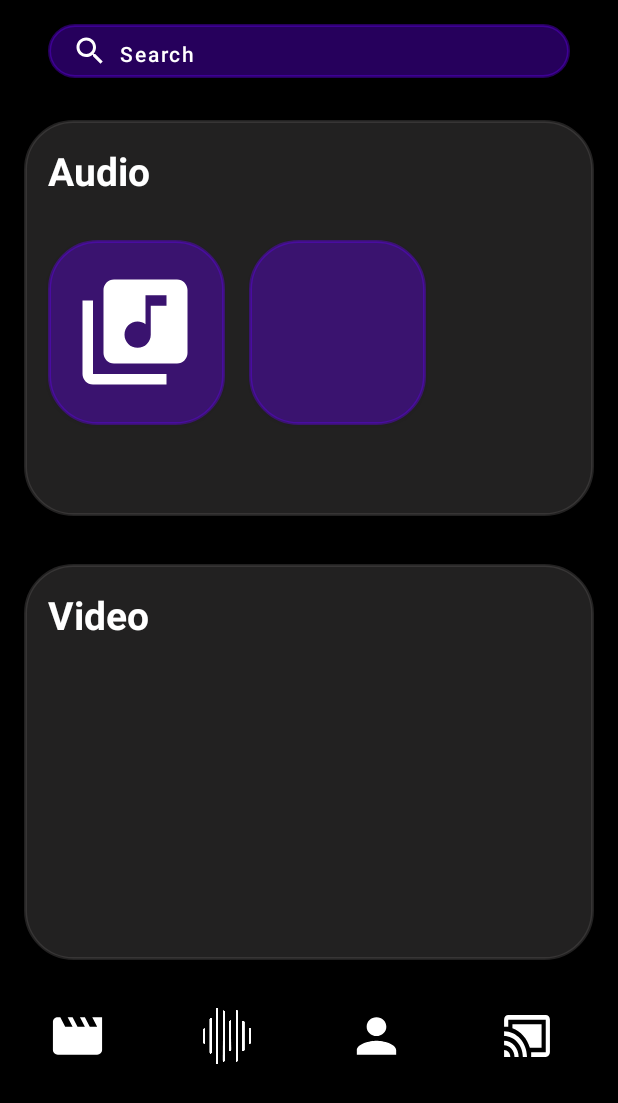
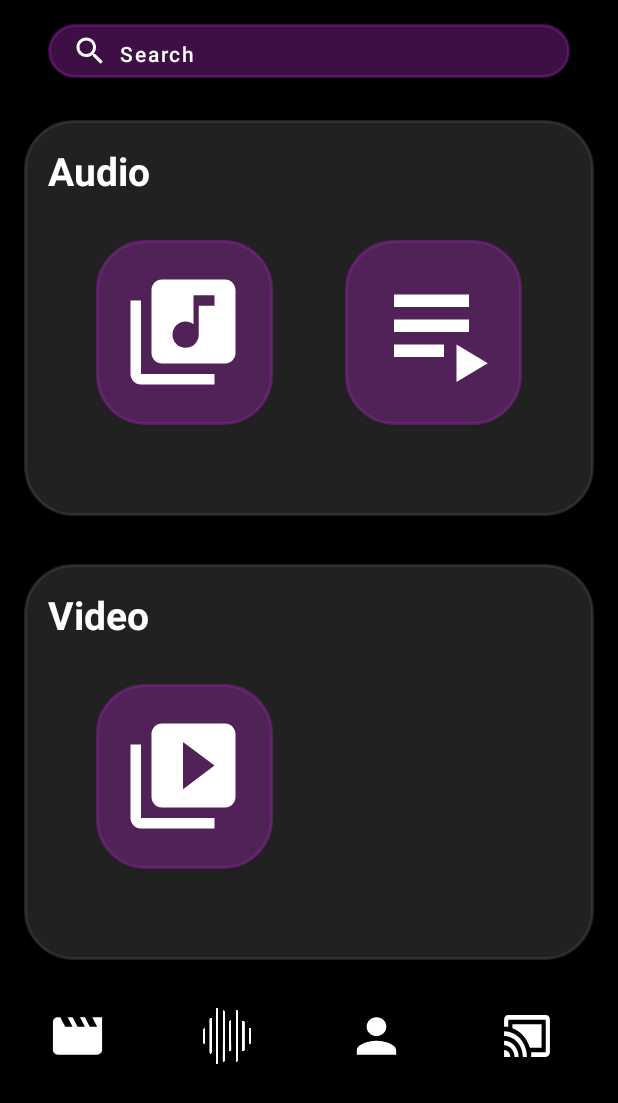
Before and after one commit to nishanthan22/Reverb, an Android app: the screen it shows after launch (HomePage), on a phone screen of 412 x 824 dp. Shown: the top 1103 px of the screen. Run offline under Robolectric (Android 15) with nearby library versions, the phone set to English and light mode, and no system bars; Roboto replaces fonts that are not available here.

Commit message:
HomePage Updates by Anu

```diff
--- /dev/null
+++ b/app/src/main/res/drawable/ic_baseline_playlist_play_24.xml
@@ -0,0 +1,5 @@
+<vector android:height="24dp" android:tint="#FCFCFC"
+    android:viewportHeight="24" android:viewportWidth="24"
+    android:width="24dp" xmlns:android="http://schemas.android.com/apk/res/android">
+    <path android:fillColor="@android:color/white" android:pathData="M4,10h12v2L4,12zM4,6h12v2L4,8zM4,14h8v2L4,16zM14,14v6l5,-3z"/>
+</vector>
--- /dev/null
+++ b/app/src/main/res/drawable/ic_baseline_video_library_24.xml
@@ -0,0 +1,5 @@
+<vector android:height="24dp" android:tint="#FCFCFC"
+    android:viewportHeight="24" android:viewportWidth="24"
+    android:width="24dp" xmlns:android="http://schemas.android.com/apk/res/android">
+    <path android:fillColor="@android:color/white" android:pathData="M4,6L2,6v14c0,1.1 0.9,2 2,2h14v-2L4,20L4,6zM20,2L8,2c-1.1,0 -2,0.9 -2,2v12c0,1.1 0.9,2 2,2h12c1.1,0 2,-0.9 2,-2L22,4c0,-1.1 -0.9,-2 -2,-2zM12,14.5v-9l6,4.5 -6,4.5z"/>
+</vector>
--- a/app/src/main/res/layout/activity_home_page.xml
+++ b/app/src/main/res/layout/activity_home_page.xml
@@ -30,6 +30,7 @@
             android:inputType="textAutoCorrect|text"
             android:textColorHint="#fff"
             android:textSize="14sp"
+            app:backgroundTint="#9C27B0"
             app:icon="@drawable/ic_baseline_search_24" />
     </LinearLayout>
 
@@ -67,11 +68,12 @@
                 android:id="@+id/AllSongs"
                 android:layout_width="118dp"
                 android:layout_height="123dp"
-                android:layout_marginStart="16dp"
-                android:layout_marginLeft="16dp"
+                android:layout_marginStart="48dp"
+                android:layout_marginLeft="48dp"
                 android:layout_marginTop="16dp"
                 android:layout_marginBottom="16dp"
                 android:background="@drawable/lay"
+                app:backgroundTint="#9C27B0"
                 app:icon="@drawable/ic_baseline_library_music_24"
                 app:iconSize="84dp" />
 
@@ -79,12 +81,16 @@
                 android:id="@+id/Playlists"
                 android:layout_width="118dp"
                 android:layout_height="123dp"
-                android:layout_marginStart="16dp"
-                android:layout_marginLeft="32dp"
+                android:layout_marginStart="48dp"
+                android:layout_marginLeft="48dp"
                 android:layout_marginTop="16dp"
+                android:layout_marginEnd="48dp"
+                android:layout_marginRight="48dp"
                 android:layout_marginBottom="16dp"
                 android:background="@drawable/lay"
-                app:iconSize="84dp" />
+                app:backgroundTint="#9C27B0"
+                app:icon="@drawable/ic_baseline_playlist_play_24"
+                app:iconSize="100dp" />
 
         </LinearLayout>
 
@@ -114,6 +120,30 @@
             android:textColor="#fff"
             android:textSize="26dp"
             android:textStyle="bold" />
+
+        <LinearLayout
+            android:layout_width="match_parent"
+            android:layout_height="wrap_content"
+            android:orientation="horizontal">
+
+            <Button
+                android:id="@+id/AllVideos"
+                android:layout_width="118dp"
+                android:layout_height="123dp"
+                android:layout_marginStart="48dp"
+                android:layout_marginLeft="48dp"
+                android:layout_marginTop="16dp"
+                android:layout_marginEnd="48dp"
+                android:layout_marginRight="48dp"
+                android:layout_marginBottom="16dp"
+                android:background="@drawable/lay"
+                app:backgroundTint="#9C27B0"
+                app:icon="@drawable/ic_baseline_video_library_24"
+                app:iconSize="84dp" />
+
+
+        </LinearLayout>
+
     </LinearLayout>
 
 
```
